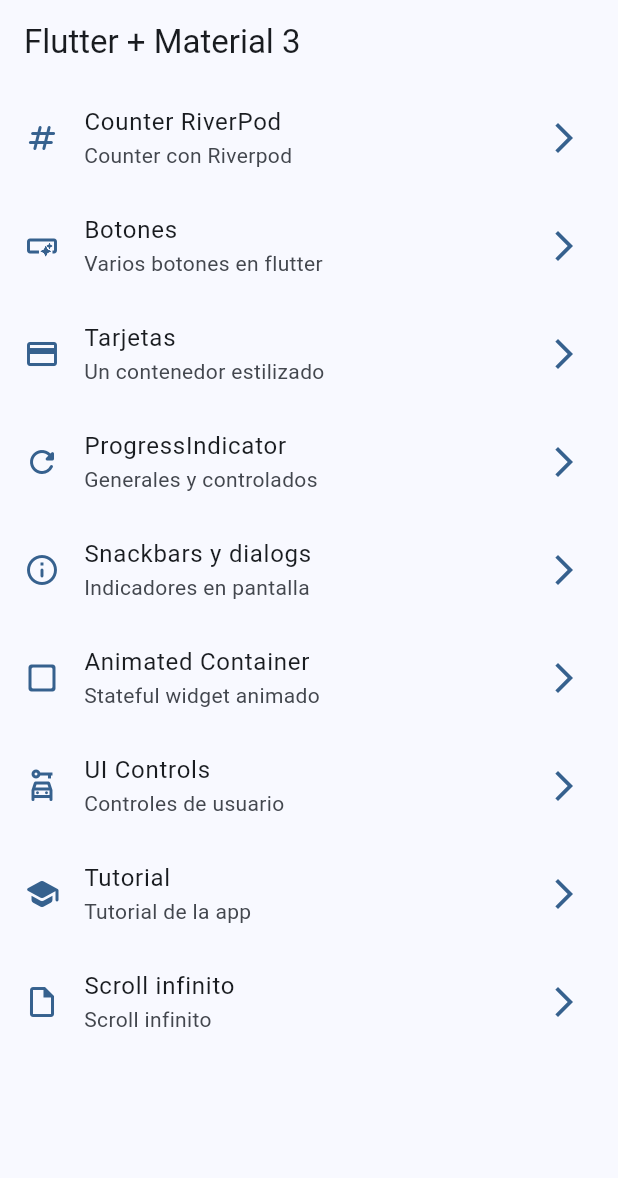
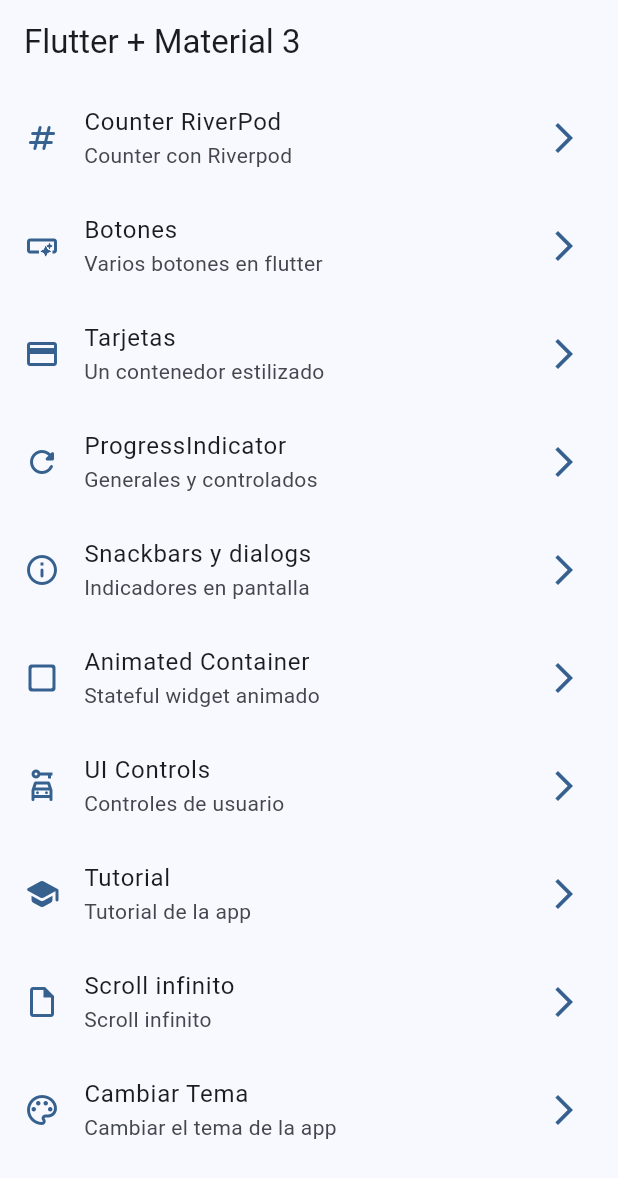
Before and after one commit to jadrdev/widgets_app, a Flutter app: the screen it shows after launch, on a phone screen of 412 x 824 dp. Shown: the top 1178 px of the screen. Run offline on Flutter 3.47's test engine with Material 2 defaults, Android fonts, the phone set to English and light mode, and no system bars; our stand-ins replace animate_do, flutter_riverpod, go_router.

Commit message:
Antes del State Notifier

```diff
--- a/lib/config/menu/menu_items.dart
+++ b/lib/config/menu/menu_items.dart
@@ -59,5 +59,10 @@ const appMenuItems = <MenuItems>[
       subtitle: 'Scroll infinito',
       link: '/infinite',
       icon: Icons.insert_drive_file_outlined),
+      MenuItems(
+      title: 'Cambiar Tema',
+      subtitle: 'Cambiar el tema de la app',
+      link: '/theme-changer',
+      icon: Icons.color_lens_outlined),
 
 ];
--- a/lib/config/router/app_router.dart
+++ b/lib/config/router/app_router.dart
@@ -57,5 +57,10 @@ final appRouter = GoRouter(
       name: CounterPage.name,
       builder: (context, state) => const CounterPage(),
     ),
+    GoRoute(
+      path: '/theme-changer',
+      name: ThemeChangerScreen.name,
+      builder: (context, state) => const ThemeChangerScreen(),
+    ),
   ],
 );
--- a/lib/config/theme/app_theme.dart
+++ b/lib/config/theme/app_theme.dart
@@ -13,8 +13,10 @@ const colorList = <Color>[
 
 class AppTheme {
   final int selectedColor;
+  final bool isDarkMode;
 
   AppTheme({
+    this.isDarkMode = false,
     this.selectedColor = 0,
   })  : assert(selectedColor >= 0, 'selectColor must be less than 0'),
         assert(selectedColor < colorList.length,
@@ -23,6 +25,7 @@ class AppTheme {
 
   ThemeData getTheme() => ThemeData(
       useMaterial3: true,
+      brightness: isDarkMode ? Brightness.dark : Brightness.light,
       colorSchemeSeed: colorList[selectedColor],
       appBarTheme: const AppBarTheme(
         centerTitle: false,
--- a/lib/main.dart
+++ b/lib/main.dart
@@ -2,6 +2,7 @@ import 'package:flutter/material.dart';
 import 'package:flutter_riverpod/flutter_riverpod.dart';
 import 'package:widgets_app/config/router/app_router.dart';
 import 'package:widgets_app/config/theme/app_theme.dart';
+import 'package:widgets_app/presentation/providers/theme_provider.dart';
 
 void main() {
   runApp(
@@ -10,15 +11,19 @@ void main() {
     );
 }
 
-class MainApp extends StatelessWidget {
+class MainApp extends ConsumerWidget {
   const MainApp({super.key});
 
   @override
-  Widget build(BuildContext context) {
+  Widget build(BuildContext context, WidgetRef ref) {
+    final bool isDarkMode = ref.watch(isDarkModeProvider);
+    final int selectColor = ref.watch(selectedColorProvider);
     return MaterialApp.router(
         title: 'Widgets App',
         routerConfig: appRouter,
         debugShowCheckedModeBanner: false,
-        theme: AppTheme(selectedColor: 0).getTheme());
+        theme: AppTheme(
+          selectedColor: selectColor,
+          isDarkMode: isDarkMode).getTheme());
   }
 }
--- a/lib/presentation/providers/theme_provider.dart
+++ b/lib/presentation/providers/theme_provider.dart
@@ -1,10 +1,11 @@
-//  Estado para crear un booleado
-//  para cambiar el tema de la aplicación
-//  y un método para cambiar el valor del booleado
-//  y notificar a los widgets que estén escuchando
-//  que el valor ha cambiado.
-// isDarkModeProvider = boolean
-
 import 'package:flutter_riverpod/flutter_riverpod.dart';
+import 'package:widgets_app/config/theme/app_theme.dart';
 
 final isDarkModeProvider = StateProvider((ref) => false);
+
+// listado de colores inmutable
+
+final colorListProvider = Provider((ref) => colorList);
+
+
+final selectedColorProvider = StateProvider((ref) => 0);
--- a/lib/presentation/screens/screens.dart
+++ b/lib/presentation/screens/screens.dart
@@ -1,3 +1,4 @@
+export 'package:widgets_app/presentation/screens/theme_changer/theme_changer_screen.dart';
 export 'package:widgets_app/presentation/screens/snackbar/snackbar_screen.dart';
 export 'package:widgets_app/presentation/screens/ui_controls/ui_controls_screen.dart';
 export 'package:widgets_app/presentation/screens/app_tutorial/app_tutorial.dart';
```
Also changed, not shown: lib/presentation/screens/theme_changer/theme_changer_screen.dart (added, +54 -0 lines), lib/presentation/providers/counter_provider.dart (line endings or trailing spaces).
